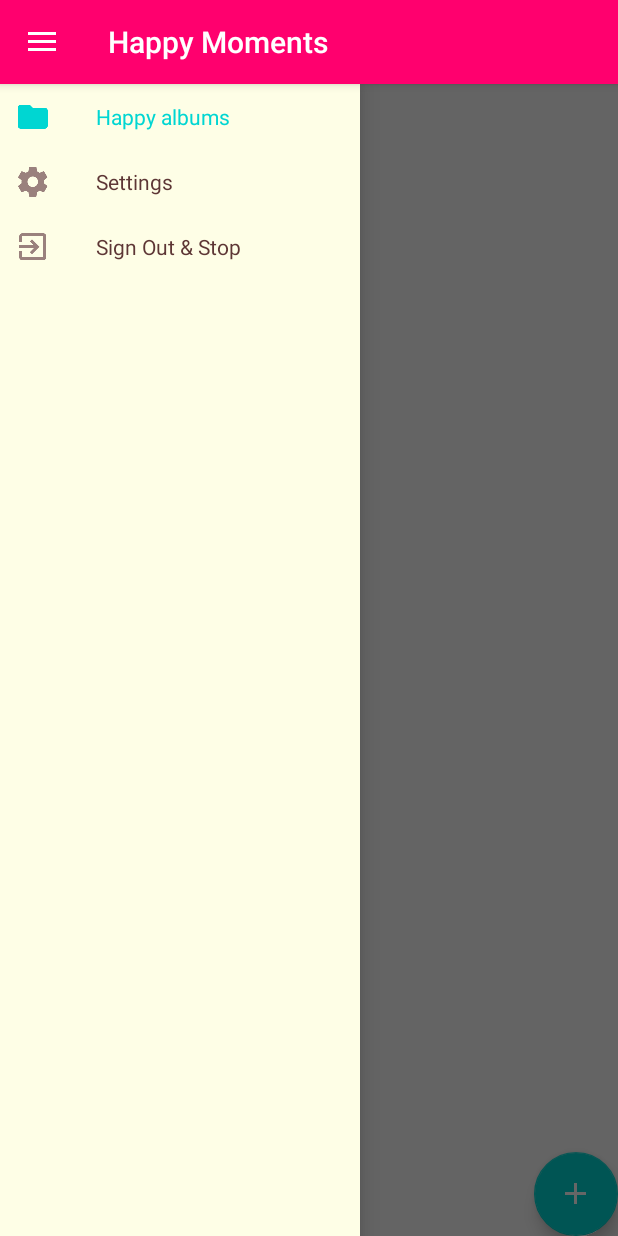
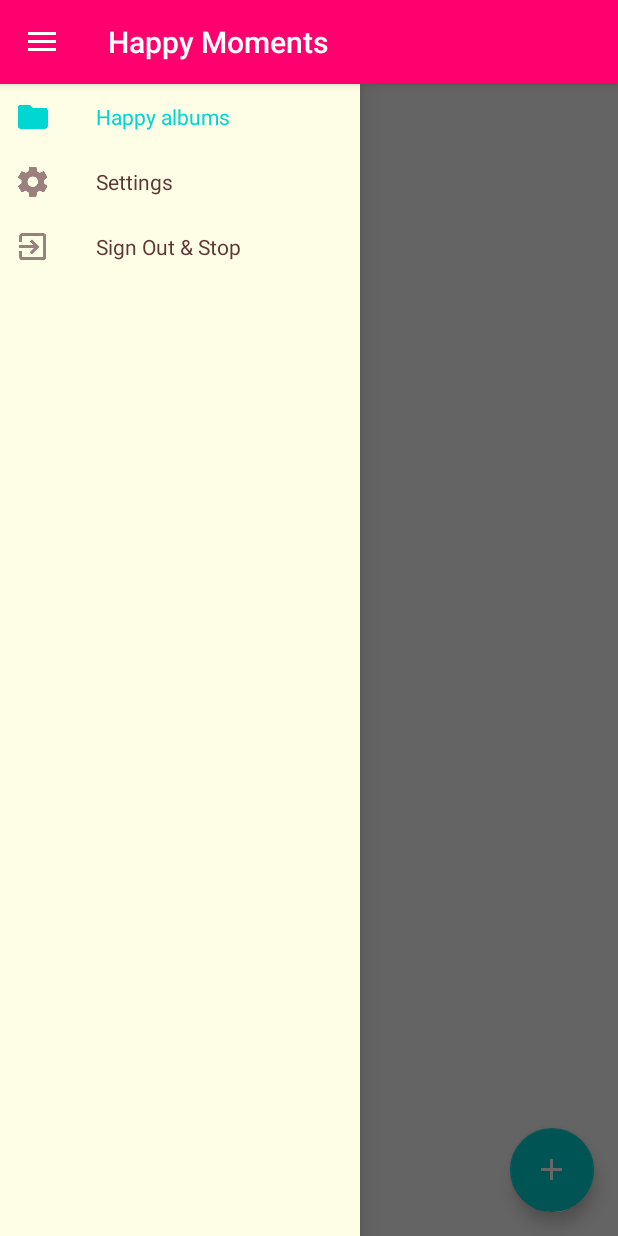
Before and after one commit to PelipetsOlga/Cool_Photos_2, an Android app: the screen it shows after launch (AlbumsActivity), on a phone screen of 412 x 824 dp. Run offline under Robolectric (Android 15) with nearby library versions, the phone set to English and light mode, and no system bars; 2 statements that could not run were skipped.

```diff
--- a/app/build.gradle
+++ b/app/build.gradle
@@ -22,5 +22,5 @@ android {
 dependencies {
     compile fileTree(dir: 'libs', include: ['*.jar'])
     compile 'com.android.support:appcompat-v7:22.2.1'
-    compile 'com.android.support:design:22.2.0'
+    compile 'com.android.support:design:22.2.1'
 }
--- a/app/src/main/res/layout/activity_albums.xml
+++ b/app/src/main/res/layout/activity_albums.xml
@@ -27,13 +27,14 @@
 
         <android.support.design.widget.FloatingActionButton
             android:id="@+id/fab"
+            app:fabSize="normal"
             android:layout_width="wrap_content"
             android:layout_height="wrap_content"
-
+            android:layout_gravity="bottom|end"
+            android:layout_margin="16dp"
             android:src="@drawable/ic_add_white_24dp"
-            android:layout_gravity="bottom|end"
-            app:elevation="6dp"
-            app:pressedTranslationZ="12dp"/>
+            app:layout_anchor="@id/gridView"
+            app:layout_anchorGravity="bottom|right|end" />
     </android.support.design.widget.CoordinatorLayout>
 
     <!-- android:layout_gravity="start" tells DrawerLayout to treat
```
Also changed, not shown: 1 other file.
